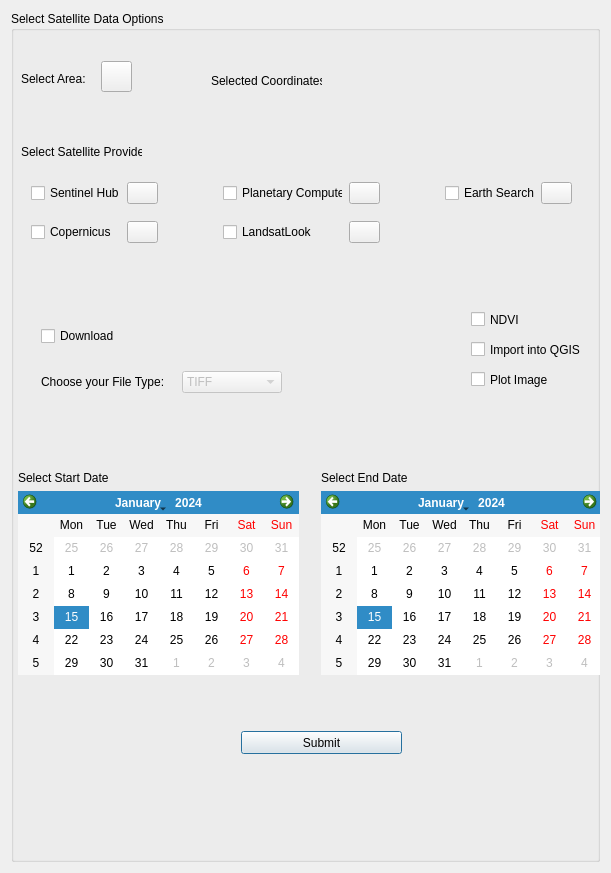
Qt form sathub_ai_dialog_base.ui (theokretz/SatHubAI) before a commit.
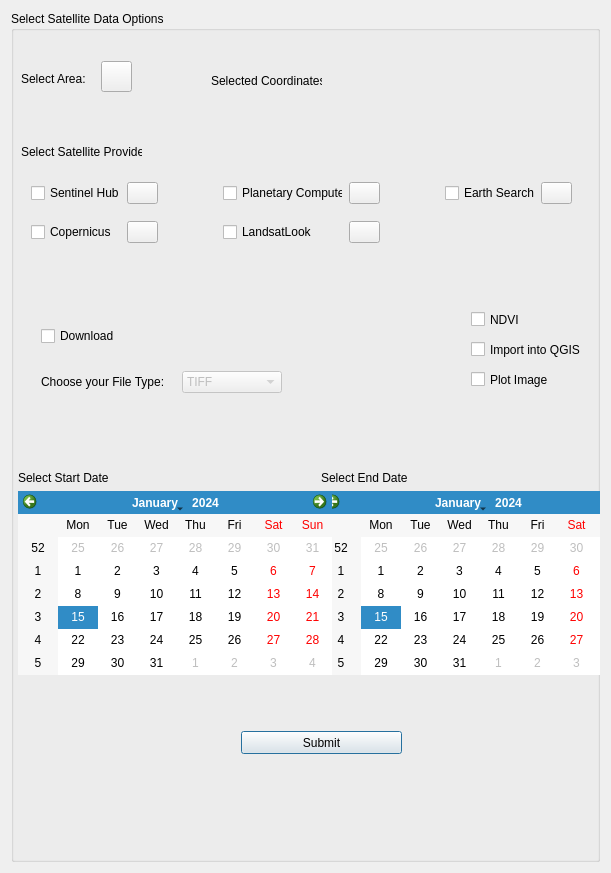
The same form after that commit. Icons and pictures are not drawn. Custom widgets are drawn as their Qt base class.

Diff of the .ui file:
```diff
--- a/sathub_ai_dialog_base.ui
+++ b/sathub_ai_dialog_base.ui
@@ -175,7 +175,7 @@
        <rect>
         <x>310</x>
         <y>460</y>
-        <width>281</width>
+        <width>314</width>
         <height>204</height>
        </rect>
       </property>
@@ -197,7 +197,7 @@
        <rect>
         <x>7</x>
         <y>460</y>
-        <width>281</width>
+        <width>314</width>
         <height>204</height>
        </rect>
       </property>
```
Left out of the diff: 16 changed lines with no effect on the pictures.
